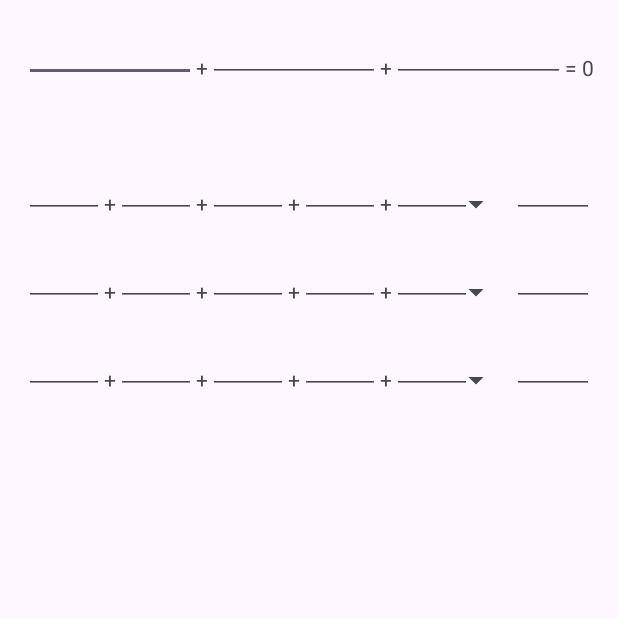
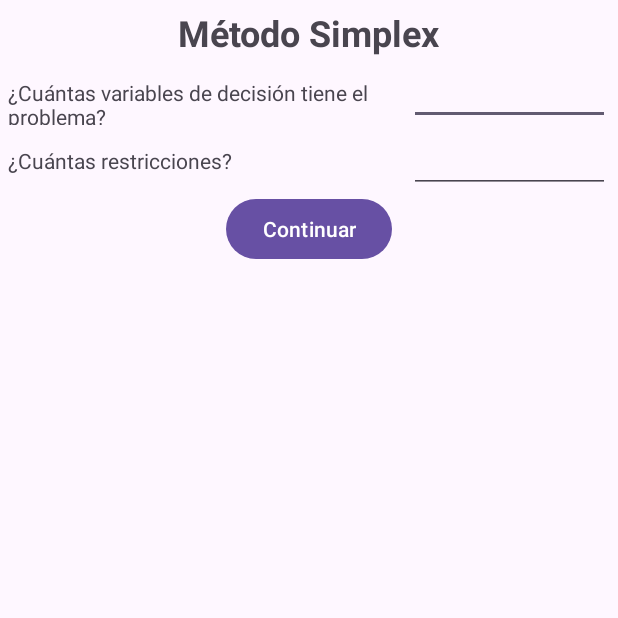
Before and after one commit to aleTempest/AS-PIU1, an Android app: the screen it shows after launch (MainActivity), on a phone screen of 412 x 824 dp, the top half of it. Run offline under Robolectric (Android 15) with nearby library versions, the phone set to English and light mode, and no system bars.

Commit message:
primera fase de la interfaz terminada

```diff
--- a/app/src/main/AndroidManifest.xml
+++ b/app/src/main/AndroidManifest.xml
@@ -17,9 +17,10 @@
             android:exported="true">
             <intent-filter>
                 <action android:name="android.intent.action.MAIN" />
-
                 <category android:name="android.intent.category.LAUNCHER" />
             </intent-filter>
+        </activity>
+        <activity android:name=".InputActivity">
         </activity>
     </application>
 
--- a/app/src/main/java/upvictortia/pm_ene_abr_2024/iti_271164/pi1u1/z_u1_mota_hinojosa/EquationLayout.kt
+++ b/app/src/main/java/upvictortia/pm_ene_abr_2024/iti_271164/pi1u1/z_u1_mota_hinojosa/CustomLayouts/EquationLayout.kt
@@ -1,11 +1,10 @@
-package upvictortia.pm_ene_abr_2024.iti_271164.pi1u1.z_u1_mota_hinojosa
+package upvictortia.pm_ene_abr_2024.iti_271164.pi1u1.z_u1_mota_hinojosa.CustomLayouts
 
 import android.content.Context
 import android.util.AttributeSet
 import android.view.Gravity
 import android.widget.EditText
 import android.widget.LinearLayout
-import android.widget.Spinner
 import android.widget.TextView
 
 // Si no se usa @JvmOverloads la aplicación crashea sin siquiera ejecutar nada
@@ -15,12 +14,8 @@ open class EquationLayout @JvmOverloads constructor(
     defStyleAttr: Int = 0
 )
     : LinearLayout(context,attribSet,defStyleAttr) {
-    enum class TYPE {
-        MAX,MIN
-    }
 
-    val coeffInputs = mutableListOf<EditText>()
-    val eqType: TYPE? = null
+    val inputs = mutableListOf<EditText>()
     protected lateinit var params: LayoutParams
 
     init {
@@ -41,7 +36,7 @@ open class EquationLayout @JvmOverloads constructor(
                 )
                 params.setMargins(0, 0, 0, 20)
                 editText.layoutParams = params
-                coeffInputs.add(editText)
+                inputs.add(editText)
                 if (i != 0) {
                     addView(sumText)
                 }
--- a/app/src/main/java/upvictortia/pm_ene_abr_2024/iti_271164/pi1u1/z_u1_mota_hinojosa/RestrictionContainer.kt
+++ b/app/src/main/java/upvictortia/pm_ene_abr_2024/iti_271164/pi1u1/z_u1_mota_hinojosa/CustomLayouts/RestrictionContainer.kt
@@ -1,4 +1,4 @@
-package upvictortia.pm_ene_abr_2024.iti_271164.pi1u1.z_u1_mota_hinojosa
+package upvictortia.pm_ene_abr_2024.iti_271164.pi1u1.z_u1_mota_hinojosa.CustomLayouts
 
 import android.content.Context
 import android.util.AttributeSet
--- a/app/src/main/java/upvictortia/pm_ene_abr_2024/iti_271164/pi1u1/z_u1_mota_hinojosa/RestrictionLayout.kt
+++ b/app/src/main/java/upvictortia/pm_ene_abr_2024/iti_271164/pi1u1/z_u1_mota_hinojosa/CustomLayouts/RestrictionLayout.kt
@@ -1,4 +1,4 @@
-package upvictortia.pm_ene_abr_2024.iti_271164.pi1u1.z_u1_mota_hinojosa
+package upvictortia.pm_ene_abr_2024.iti_271164.pi1u1.z_u1_mota_hinojosa.CustomLayouts
 
 import android.R
 import android.content.Context
@@ -9,26 +9,22 @@ import android.widget.Spinner
 
 class RestrictionLayout(context: Context, attrs: AttributeSet? = null) : EquationLayout(context, attrs) {
     private lateinit var spinner: Spinner
-    private lateinit var restrictionValue: EditText
-
-    enum class INEQUATION_SYMBOL {
-        EQUAL,EQUAL_LESS,EQUAL_GREATER
-    }
+    private lateinit var editText: EditText
 
     fun generateRestriction(count : Int) {
         generateInputs(count)
         spinner = Spinner(context)
-        val layoutParams = LayoutParams(
+        val spinnerParams = LayoutParams(
             0,
             LayoutParams.WRAP_CONTENT,
             1f
         )
-        spinner.layoutParams = layoutParams
+        spinner.layoutParams = spinnerParams
         setSpinnerOptions(listOf("=",">=","<="))
         addView(spinner)
-        restrictionValue = EditText(context)
-        restrictionValue.layoutParams = params
-        addView(restrictionValue)
+        editText = EditText(context)
+        editText.layoutParams = params
+        addView(editText)
     }
 
     private fun setSpinnerOptions(options: List<String>) {
--- a/app/src/main/java/upvictortia/pm_ene_abr_2024/iti_271164/pi1u1/z_u1_mota_hinojosa/FunctionLayout.kt
+++ /dev/null
@@ -1,30 +0,0 @@
-package upvictortia.pm_ene_abr_2024.iti_271164.pi1u1.z_u1_mota_hinojosa
-
-import android.R
-import android.content.Context
-import android.util.AttributeSet
-import android.widget.ArrayAdapter
-import android.widget.Spinner
-import android.widget.TextView
-
-class FunctionLayout(context: Context, attrs: AttributeSet? = null) : EquationLayout(context, attrs) {
-    // private lateinit var spinner: Spinner
-    fun generateFunction(count : Int) {
-        val layoutParams = LayoutParams(
-            0,
-            LayoutParams.WRAP_CONTENT,
-            1f
-        )
-
-        this.generateInputs(count)
-        val equalityText = TextView(context)
-        equalityText.text = "= 0"
-        addView(equalityText)
-    }
-
-    /* private fun setSpinnerOptions(options : List<String>) {
-        val adapter = ArrayAdapter(context, R.layout.simple_spinner_item, options)
-        adapter.setDropDownViewResource(android.R.layout.simple_spinner_dropdown_item)
-        spinner.adapter = adapter
-    } */
-}
--- a/app/src/main/java/upvictortia/pm_ene_abr_2024/iti_271164/pi1u1/z_u1_mota_hinojosa/MainActivity.kt
+++ b/app/src/main/java/upvictortia/pm_ene_abr_2024/iti_271164/pi1u1/z_u1_mota_hinojosa/MainActivity.kt
@@ -1,33 +1,51 @@
 package upvictortia.pm_ene_abr_2024.iti_271164.pi1u1.z_u1_mota_hinojosa
 
+import android.content.Intent
 import androidx.appcompat.app.AppCompatActivity
 import android.os.Bundle
+import android.widget.Button
+import android.widget.TextView
+import android.widget.Toast
 
 class MainActivity : AppCompatActivity() {
+    private lateinit var continueBtn: Button
+    private lateinit var textView1: TextView
+    private lateinit var textView2: TextView
     override fun onCreate(savedInstanceState: Bundle?) {
         super.onCreate(savedInstanceState)
         setContentView(R.layout.activity_main)
-        makeFunction(3)
-        makeContainer(3,5)
+        continueBtn = findViewById(R.id.btn_continue)
+        textView1 = findViewById(R.id.text_view1)
+        textView2 = findViewById(R.id.text_view2)
+        continueBtn.setOnClickListener { view ->
+            val toast = Toast.makeText(this,"",Toast.LENGTH_SHORT)
+            try {
+                if (textView1.text.isNotEmpty() || textView2.text.isNotEmpty()) {
+                    val count1 = Integer.parseInt(textView1.text.toString())
+                    val count2 = Integer.parseInt(textView2.text.toString())
+                    if (count1 > 0 && count2 > 0) {
+                        val intent = Intent(this,InputActivity::class.java).apply {
+                            putExtra("COUNT1",count1)
+                            putExtra("COUNT2",count2)
+                        }
+                        startActivity(intent)
+                    }
+                    else {
+                        throw NumberFormatException("Número Inválido")
+                    }
+                } else {
+                    throw IllegalArgumentException("Ningún campo debe de estar vacío")
+                }
+            } catch (e : IllegalArgumentException) {
+                showToast(e.message.toString(),toast)
+            } catch (e : NumberFormatException) {
+                showToast(e.message.toString(),toast)
+            }
+        }
     }
 
-    private fun makeContainer(resCount : Int, varCount : Int) {
-        val resContainer = findViewById<RestrictionContainer>(R.id.res_container)
-        resContainer.generateRestrictions(resCount,varCount)
+    private fun showToast(msg : String, toast : Toast) {
+        toast.setText(msg)
+        toast.show()
     }
-
-    /* private fun makeEquation(varCount : Int) {
-        val equationLayout = findViewById<RestrictionLayout>(R.id.eq_layout)
-        equationLayout.generateRestriction(varCount)
-    }*/
-    private fun makeFunction(varCount : Int) {
-        val functionLayout = findViewById<FunctionLayout>(R.id.eq_layout2)
-        functionLayout.generateFunction(varCount)
-    }
-
-    /*private fun customExample() {
-        val horizontalTextViewContainer = findViewById<HorizontalTextViewContainer>(R.id.horizontalTextViewContainer)
-        val texts = arrayOf("TextView 1", "TextView 2", "TextView 3")
-        horizontalTextViewContainer.setTexts(texts)
-    }*/
 }
--- a/app/src/main/res/layout/activity_main.xml
+++ b/app/src/main/res/layout/activity_main.xml
@@ -1,29 +1,58 @@
 <?xml version="1.0" encoding="utf-8"?>
 <androidx.constraintlayout.widget.ConstraintLayout xmlns:android="http://schemas.android.com/apk/res/android"
-    xmlns:app="http://schemas.android.com/apk/res-auto"
     xmlns:tools="http://schemas.android.com/tools"
     android:layout_width="match_parent"
     android:layout_height="match_parent"
-    tools:context=".MainActivity">
+    android:layout_margin="5dp"
+    tools:context=".MainActivity"
+    >
     <LinearLayout
         android:layout_width="match_parent"
         android:layout_height="match_parent"
-    android:orientation="vertical"
-    tools:context=".MainActivity">
-
-    <upvictortia.pm_ene_abr_2024.iti_271164.pi1u1.z_u1_mota_hinojosa.FunctionLayout
-        android:id="@+id/eq_layout2"
+        android:orientation="vertical">
+        <TextView
+            android:layout_width="wrap_content"
+            android:layout_height="wrap_content"
+            android:textStyle="bold"
+            android:textSize="24sp"
+            android:layout_gravity="center"
+            android:text="@string/m_todo_simplex"/>
+        <LinearLayout
             android:layout_width="match_parent"
             android:layout_height="wrap_content"
-        android:padding="16dp"
-        app:layout_constraintTop_toTopOf="parent"/>
-    <upvictortia.pm_ene_abr_2024.iti_271164.pi1u1.z_u1_mota_hinojosa.RestrictionContainer
+            android:orientation="horizontal">
+            <TextView
+                android:text="@string/cu_ntas_variables_de_decisi_n_tiene_el_problema"
+                android:layout_width="0dp"
+                android:layout_weight="2"
+                android:layout_height="wrap_content"/>
+            <EditText
+                android:id="@+id/text_view1"
+                android:layout_width="0dp"
+                android:layout_height="wrap_content"
+                android:layout_weight="1"/>
+        </LinearLayout>
+
+        <LinearLayout
             android:layout_width="match_parent"
             android:layout_height="wrap_content"
-        android:id="@+id/res_container"
-        android:padding="16dp"
-        android:orientation="vertical"
-        />
-
+            android:orientation="horizontal">
+            <TextView
+                android:text="@string/cu_ntas_restricciones"
+                android:layout_width="0dp"
+                android:layout_weight="2"
+                android:layout_height="wrap_content"/>
+            <EditText
+                android:id="@+id/text_view2"
+                android:layout_width="0dp"
+                android:layout_height="wrap_content"
+                android:layout_weight="1"/>
+        </LinearLayout>
+        <Button
+            android:id="@+id/btn_continue"
+            android:layout_width="wrap_content"
+            android:layout_gravity="center"
+            android:layout_height="wrap_content"
+            android:text="@string/continuar"/>
     </LinearLayout>
 </androidx.constraintlayout.widget.ConstraintLayout>
--- a/app/src/main/res/values/strings.xml
+++ b/app/src/main/res/values/strings.xml
@@ -1,3 +1,7 @@
 <resources>
     <string name="app_name">Z_U1_MOTA_HINOJOSA_AGUSTN_ALEJANDRO</string>
+    <string name="cu_ntas_variables_de_decisi_n_tiene_el_problema">¿Cuántas variables de decisión tiene el problema?</string>
+    <string name="cu_ntas_restricciones">¿Cuántas restricciones?</string>
+    <string name="m_todo_simplex">Método Simplex</string>
+    <string name="continuar">Continuar</string>
 </resources>
```
Also changed, not shown: app/src/main/java/upvictortia/pm_ene_abr_2024/iti_271164/pi1u1/z_u1_mota_hinojosa/CustomLayouts/FunctionLayout.kt (added, +31 -0 lines), app/src/main/java/upvictortia/pm_ene_abr_2024/iti_271164/pi1u1/z_u1_mota_hinojosa/HorizontalTextViewContainer.kt (deleted, +0 -38 lines), app/src/main/java/upvictortia/pm_ene_abr_2024/iti_271164/pi1u1/z_u1_mota_hinojosa/InputActivity.kt (added, +57 -0 lines), app/src/main/res/layout/activity_input.xml (added, +39 -0 lines), app/src/main/res/values/options_array1.xml (added, +7 -0 lines). Lines whose indentation alone changed are shown as unchanged.
